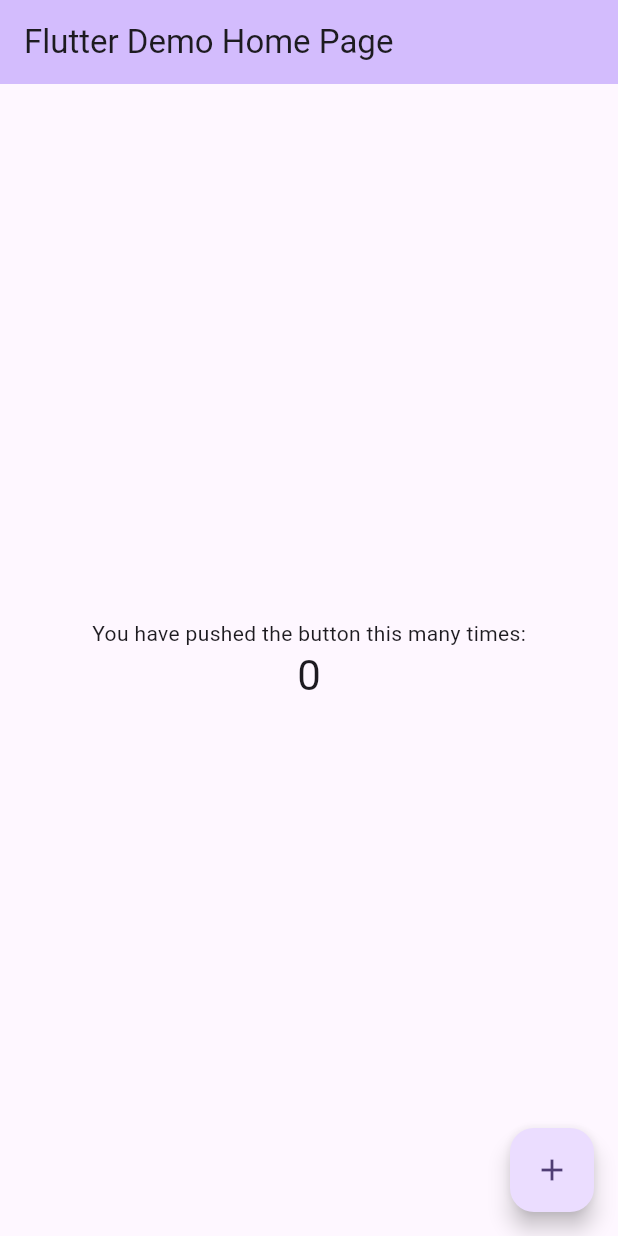
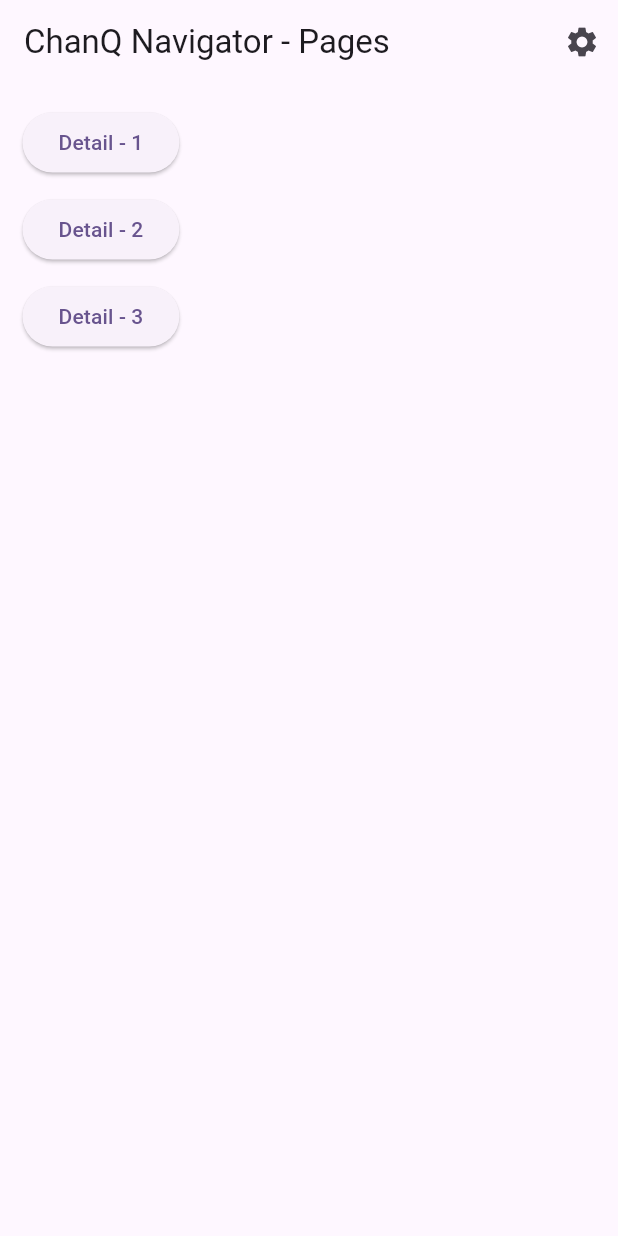
Before and after one commit to kyuchanE/chanq_flutter_navigator, a Flutter app: the screen it shows after launch, on a phone screen of 412 x 824 dp. Run offline on Flutter 3.47's test engine with Material 2 defaults, Android fonts, the phone set to English and light mode, and no system bars.

Commit message:
add screen

```diff
--- /dev/null
+++ b/lib/components/constants_route.dart
@@ -0,0 +1,3 @@
+const settingPageRoute = "/setting";
+const mainPageRoute = "/main";
+const mainDetailPageRoute = "/main/detail";
--- a/lib/main.dart
+++ b/lib/main.dart
@@ -1,125 +1,6 @@
+import 'package:chanq_flutter_navigator/ui/my_app.dart';
 import 'package:flutter/material.dart';
 
 void main() {
   runApp(const MyApp());
 }
-
-class MyApp extends StatelessWidget {
-  const MyApp({super.key});
-
-  // This widget is the root of your application.
-  @override
-  Widget build(BuildContext context) {
-    return MaterialApp(
-      title: 'Flutter Demo',
-      theme: ThemeData(
-        // This is the theme of your application.
-        //
-        // TRY THIS: Try running your application with "flutter run". You'll see
-        // the application has a blue toolbar. Then, without quitting the app,
-        // try changing the seedColor in the colorScheme below to Colors.green
-        // and then invoke "hot reload" (save your changes or press the "hot
-        // reload" button in a Flutter-supported IDE, or press "r" if you used
-        // the command line to start the app).
-        //
-        // Notice that the counter didn't reset back to zero; the application
-        // state is not lost during the reload. To reset the state, use hot
-        // restart instead.
-        //
-        // This works for code too, not just values: Most code changes can be
-        // tested with just a hot reload.
-        colorScheme: ColorScheme.fromSeed(seedColor: Colors.deepPurple),
-        useMaterial3: true,
-      ),
-      home: const MyHomePage(title: 'Flutter Demo Home Page'),
-    );
-  }
-}
-
-class MyHomePage extends StatefulWidget {
-  const MyHomePage({super.key, required this.title});
-
-  // This widget is the home page of your application. It is stateful, meaning
-  // that it has a State object (defined below) that contains fields that affect
-  // how it looks.
-
-  // This class is the configuration for the state. It holds the values (in this
-  // case the title) provided by the parent (in this case the App widget) and
-  // used by the build method of the State. Fields in a Widget subclass are
-  // always marked "final".
-
-  final String title;
-
-  @override
-  State<MyHomePage> createState() => _MyHomePageState();
-}
-
-class _MyHomePageState extends State<MyHomePage> {
-  int _counter = 0;
-
-  void _incrementCounter() {
-    setState(() {
-      // This call to setState tells the Flutter framework that something has
-      // changed in this State, which causes it to rerun the build method below
-      // so that the display can reflect the updated values. If we changed
-      // _counter without calling setState(), then the build method would not be
-      // called again, and so nothing would appear to happen.
-      _counter++;
-    });
-  }
-
-  @override
-  Widget build(BuildContext context) {
-    // This method is rerun every time setState is called, for instance as done
-    // by the _incrementCounter method above.
-    //
-    // The Flutter framework has been optimized to make rerunning build methods
-    // fast, so that you can just rebuild anything that needs updating rather
-    // than having to individually change instances of widgets.
-    return Scaffold(
-      appBar: AppBar(
-        // TRY THIS: Try changing the color here to a specific color (to
-        // Colors.amber, perhaps?) and trigger a hot reload to see the AppBar
-        // change color while the other colors stay the same.
-        backgroundColor: Theme.of(context).colorScheme.inversePrimary,
-        // Here we take the value from the MyHomePage object that was created by
-        // the App.build method, and use it to set our appbar title.
-        title: Text(widget.title),
-      ),
-      body: Center(
-        // Center is a layout widget. It takes a single child and positions it
-        // in the middle of the parent.
-        child: Column(
-          // Column is also a layout widget. It takes a list of children and
-          // arranges them vertically. By default, it sizes itself to fit its
-          // children horizontally, and tries to be as tall as its parent.
-          //
-          // Column has various properties to control how it sizes itself and
-          // how it positions its children. Here we use mainAxisAlignment to
-          // center the children vertically; the main axis here is the vertical
-          // axis because Columns are vertical (the cross axis would be
-          // horizontal).
-          //
-          // TRY THIS: Invoke "debug painting" (choose the "Toggle Debug Paint"
-          // action in the IDE, or press "p" in the console), to see the
-          // wireframe for each widget.
-          mainAxisAlignment: MainAxisAlignment.center,
-          children: <Widget>[
-            const Text(
-              'You have pushed the button this many times:',
-            ),
-            Text(
-              '$_counter',
-              style: Theme.of(context).textTheme.headlineMedium,
-            ),
-          ],
-        ),
-      ),
-      floatingActionButton: FloatingActionButton(
-        onPressed: _incrementCounter,
-        tooltip: 'Increment',
-        child: const Icon(Icons.add),
-      ), // This trailing comma makes auto-formatting nicer for build methods.
-    );
-  }
-}
--- /dev/null
+++ b/lib/ui/main_home_screen.dart
@@ -0,0 +1,56 @@
+import 'package:flutter/material.dart';
+
+class MainHomePage extends Page {
+  @override
+  Route createRoute(BuildContext context) {
+    return MaterialPageRoute(
+      settings: this,
+      builder: (context) => const MainHomeScreen(),
+    );
+  }
+}
+
+class MainHomeScreen extends StatelessWidget {
+  const MainHomeScreen({super.key});
+
+  @override
+  Widget build(BuildContext context) {
+    return Scaffold(
+      appBar: AppBar(
+        title: const Text('ChanQ Navigator - Pages'),
+        actions: [
+          IconButton(
+            onPressed: () {},
+            icon: const Icon(Icons.settings),
+          )
+        ],
+      ),
+      body: Container(
+        padding: const EdgeInsets.all(15),
+        child: Column(
+          mainAxisAlignment: MainAxisAlignment.start,
+          children: [
+            ElevatedButton(
+              onPressed: () {},
+              child: const Text("Detail - 1"),
+            ),
+            const SizedBox(
+              height: 10,
+            ),
+            ElevatedButton(
+              onPressed: () {},
+              child: const Text("Detail - 2"),
+            ),
+            const SizedBox(
+              height: 10,
+            ),
+            ElevatedButton(
+              onPressed: () {},
+              child: const Text("Detail - 3"),
+            ),
+          ],
+        ),
+      ),
+    );
+  }
+}
--- /dev/null
+++ b/lib/ui/my_app.dart
@@ -0,0 +1,38 @@
+import 'package:chanq_flutter_navigator/ui/main_detail_screen.dart';
+import 'package:chanq_flutter_navigator/ui/main_home_screen.dart';
+import 'package:chanq_flutter_navigator/ui/setting_screen.dart';
+import 'package:flutter/material.dart';
+import 'package:chanq_flutter_navigator/components/constants_route.dart';
+
+class MyApp extends StatefulWidget {
+  const MyApp({super.key});
+
+  @override
+  State<MyApp> createState() => _MyAppState();
+}
+
+class _MyAppState extends State<MyApp> {
+  String? _pageRoute;
+
+  @override
+  Widget build(BuildContext context) {
+    return MaterialApp(
+      theme: ThemeData(
+        colorScheme: ColorScheme.fromSeed(seedColor: Colors.deepPurple),
+        useMaterial3: true,
+      ),
+      home: Navigator(
+        pages: [
+          MainHomePage(),
+          if (_pageRoute != null && _pageRoute == mainDetailPageRoute)
+            MainDetailPage()
+          else if (_pageRoute != null && _pageRoute == settingPageRoute)
+            SettingPage()
+        ],
+        onPopPage: (route, result) {
+          return true;
+        },
+      ),
+    );
+  }
+}
```
Also changed, not shown: lib/ui/main_detail_screen.dart (added, +20 -0 lines), lib/ui/setting_screen.dart (added, +20 -0 lines).
